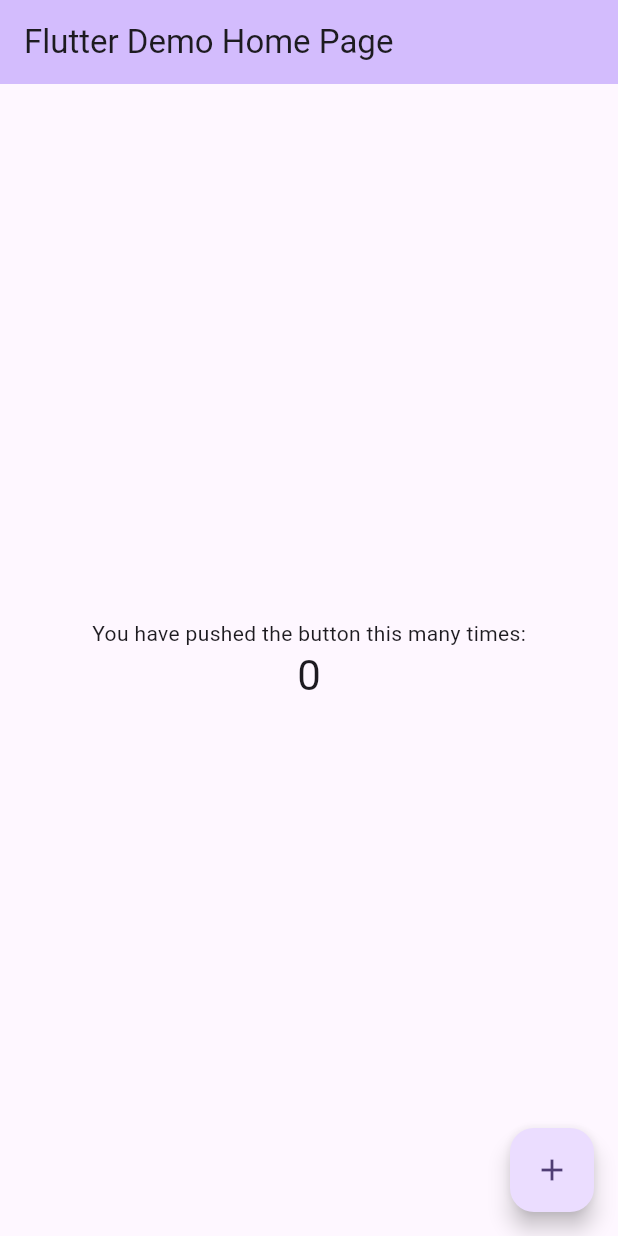
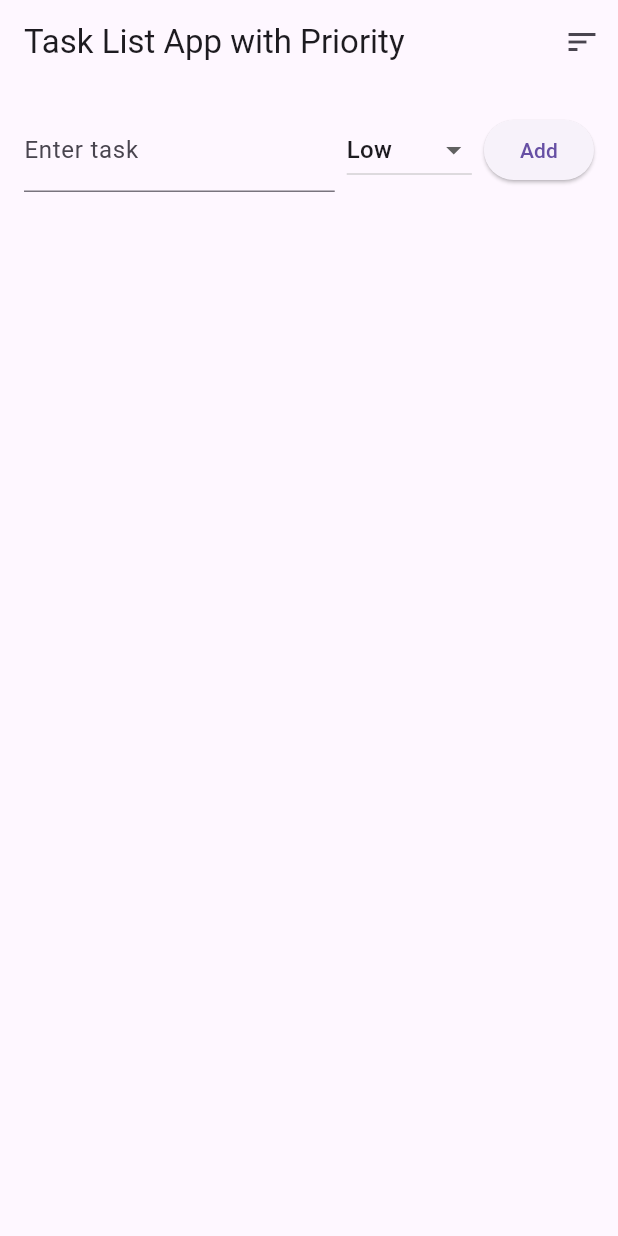
Before and after one commit to kamuluru1/cw3, a Flutter app: the screen it shows after launch, on a phone screen of 412 x 824 dp. Run offline on Flutter 3.47's test engine with Material 3 defaults, Android fonts, the phone set to English and light mode, and no system bars.

Commit message:
finished product

```diff
--- a/lib/main.dart
+++ b/lib/main.dart
@@ -1,122 +1,175 @@
 import 'package:flutter/material.dart';
 
 void main() {
-  runApp(const MyApp());
+  runApp(MyApp());
+}
+
+enum Priority { Low, Medium, High }
+
+extension PriorityExtension on Priority {
+  String get name {
+    switch (this) {
+      case Priority.Low:
+        return 'Low';
+      case Priority.Medium:
+        return 'Medium';
+      case Priority.High:
+        return 'High';
+    }
+  }
+
+  int get value {
+    switch (this) {
+      case Priority.Low:
+        return 1;
+      case Priority.Medium:
+        return 2;
+      case Priority.High:
+        return 3;
+    }
+  }
 }
 
 class MyApp extends StatelessWidget {
-  const MyApp({super.key});
-
-  // This widget is the root of your application.
   @override
   Widget build(BuildContext context) {
     return MaterialApp(
-      title: 'Flutter Demo',
-      theme: ThemeData(
-        // This is the theme of your application.
-        //
-        // TRY THIS: Try running your application with "flutter run". You'll see
-        // the application has a purple toolbar. Then, without quitting the app,
-        // try changing the seedColor in the colorScheme below to Colors.green
-        // and then invoke "hot reload" (save your changes or press the "hot
-        // reload" button in a Flutter-supported IDE, or press "r" if you used
-        // the command line to start the app).
-        //
-        // Notice that the counter didn't reset back to zero; the application
-        // state is not lost during the reload. To reset the state, use hot
-        // restart instead.
-        //
-        // This works for code too, not just values: Most code changes can be
-        // tested with just a hot reload.
-        colorScheme: ColorScheme.fromSeed(seedColor: Colors.deepPurple),
-      ),
-      home: const MyHomePage(title: 'Flutter Demo Home Page'),
+      title: 'Task List App with Priority',
+      home: TaskListScreen(),
     );
   }
 }
 
-class MyHomePage extends StatefulWidget {
-  const MyHomePage({super.key, required this.title});
+class Task {
+  String name;
+  bool isCompleted;
+  Priority priority;
 
-  // This widget is the home page of your application. It is stateful, meaning
-  // that it has a State object (defined below) that contains fields that affect
-  // how it looks.
-
-  // This class is the configuration for the state. It holds the values (in this
-  // case the title) provided by the parent (in this case the App widget) and
-  // used by the build method of the State. Fields in a Widget subclass are
-  // always marked "final".
-
-  final String title;
-
-  @override
-  State<MyHomePage> createState() => _MyHomePageState();
+  Task({required this.name, this.isCompleted = false, required this.priority});
 }
 
-class _MyHomePageState extends State<MyHomePage> {
-  int _counter = 0;
+class TaskListScreen extends StatefulWidget {
+  @override
+  _TaskListScreenState createState() => _TaskListScreenState();
+}
 
-  void _incrementCounter() {
+class _TaskListScreenState extends State<TaskListScreen> {
+  List<Task> tasks = [];
+  final TextEditingController _taskController = TextEditingController();
+  Priority selectedPriority = Priority.Low;
+
+  void _addTask() {
+    String taskName = _taskController.text;
+    if (taskName.isNotEmpty) {
+      setState(() {
+        tasks.add(Task(name: taskName, priority: selectedPriority));
+      });
+      _taskController.clear();
+    }
+  }
+
+  void _toggleTaskCompletion(int index, bool? value) {
     setState(() {
-      // This call to setState tells the Flutter framework that something has
-      // changed in this State, which causes it to rerun the build method below
-      // so that the display can reflect the updated values. If we changed
-      // _counter without calling setState(), then the build method would not be
-      // called again, and so nothing would appear to happen.
-      _counter++;
+      tasks[index].isCompleted = value ?? false;
+    });
+  }
+
+  void _deleteTask(int index) {
+    setState(() {
+      tasks.removeAt(index);
+    });
+  }
+  void _sortTasksByPriority() {
+    setState(() {
+      tasks.sort((a, b) => b.priority.value.compareTo(a.priority.value));
     });
   }
 
   @override
   Widget build(BuildContext context) {
-    // This method is rerun every time setState is called, for instance as done
-    // by the _incrementCounter method above.
-    //
-    // The Flutter framework has been optimized to make rerunning build methods
-    // fast, so that you can just rebuild anything that needs updating rather
-    // than having to individually change instances of widgets.
     return Scaffold(
       appBar: AppBar(
-        // TRY THIS: Try changing the color here to a specific color (to
-        // Colors.amber, perhaps?) and trigger a hot reload to see the AppBar
-        // change color while the other colors stay the same.
-        backgroundColor: Theme.of(context).colorScheme.inversePrimary,
-        // Here we take the value from the MyHomePage object that was created by
-        // the App.build method, and use it to set our appbar title.
-        title: Text(widget.title),
+        title: Text('Task List App with Priority'),
+        actions: [
+          IconButton(
+            icon: Icon(Icons.sort),
+            onPressed: _sortTasksByPriority,
+            tooltip: 'Sort by Priority',
+          ),
+        ],
       ),
-      body: Center(
-        // Center is a layout widget. It takes a single child and positions it
-        // in the middle of the parent.
+      body: Padding(
+        padding: const EdgeInsets.all(16.0),
         child: Column(
-          // Column is also a layout widget. It takes a list of children and
-          // arranges them vertically. By default, it sizes itself to fit its
-          // children horizontally, and tries to be as tall as its parent.
-          //
-          // Column has various properties to control how it sizes itself and
-          // how it positions its children. Here we use mainAxisAlignment to
-          // center the children vertically; the main axis here is the vertical
-          // axis because Columns are vertical (the cross axis would be
-          // horizontal).
-          //
-          // TRY THIS: Invoke "debug painting" (choose the "Toggle Debug Paint"
-          // action in the IDE, or press "p" in the console), to see the
-          // wireframe for each widget.
-          mainAxisAlignment: MainAxisAlignment.center,
-          children: <Widget>[
-            const Text('You have pushed the button this many times:'),
-            Text(
-              '$_counter',
-              style: Theme.of(context).textTheme.headlineMedium,
+          children: [
+            Row(
+              children: [
+                Expanded(
+                  child: TextField(
+                    controller: _taskController,
+                    decoration: InputDecoration(
+                      labelText: 'Enter task',
+                    ),
+                  ),
+                ),
+                SizedBox(width: 8),
+                DropdownButton<Priority>(
+                  value: selectedPriority,
+                  onChanged: (Priority? newValue) {
+                    if (newValue != null) {
+                      setState(() {
+                        selectedPriority = newValue;
+                      });
+                    }
+                  },
+                  items: Priority.values.map((Priority priority) {
+                    return DropdownMenuItem<Priority>(
+                      value: priority,
+                      child: Text(priority.name),
+                    );
+                  }).toList(),
+                ),
+                SizedBox(width: 8),
+                ElevatedButton(
+                  onPressed: _addTask,
+                  child: Text('Add'),
+                ),
+              ],
+            ),
+            SizedBox(height: 16),
+            Expanded(
+              child: ListView.builder(
+                itemCount: tasks.length,
+                itemBuilder: (BuildContext context, int index) {
+                  final task = tasks[index];
+                  return ListTile(
+                    leading: Checkbox(
+                      value: task.isCompleted,
+                      onChanged: (bool? value) {
+                        _toggleTaskCompletion(index, value);
+                      },
+                    ),
+                    title: Text(
+                      '${task.name} (Priority: ${task.priority.name})',
+                      style: TextStyle(
+                        decoration: task.isCompleted
+                            ? TextDecoration.lineThrough
+                            : null,
+                      ),
+                    ),
+                    trailing: IconButton(
+                      icon: Icon(Icons.delete),
+                      onPressed: () {
+                        _deleteTask(index);
+                      },
+                    ),
+                  );
+                },
+              ),
             ),
           ],
         ),
       ),
-      floatingActionButton: FloatingActionButton(
-        onPressed: _incrementCounter,
-        tooltip: 'Increment',
-        child: const Icon(Icons.add),
-      ), // This trailing comma makes auto-formatting nicer for build methods.
     );
   }
 }
```
